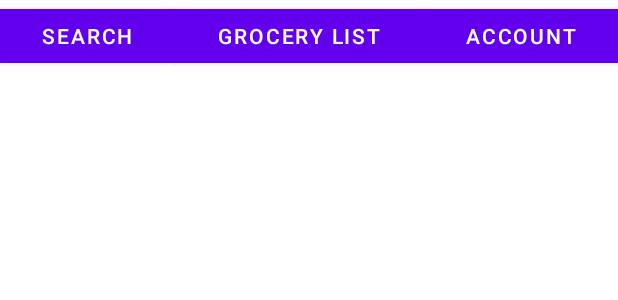
After one commit to BabyKangaroo117/Frugl-APP, an Android app: the layout activity_homepage.xml on its own in the app's theme, with its tools: preview values and no code run, on a phone screen of 412 x 824 dp. The commit adds this screen. Shown: the top 300 px of the screen. Run offline under Robolectric (Android 15) with nearby library versions, the phone set to English and light mode, and no system bars.

Commit message:
Created SearchItem.kt, CreateUser.kt, UserAccount.kt and created Homepage.kt to navigate the app.

```diff
--- a/app/src/main/java/com/example/frugl_app/Login.kt
+++ b/app/src/main/java/com/example/frugl_app/Login.kt
@@ -24,7 +24,7 @@ class Login : AppCompatActivity() {
         val button: Button = findViewById(R.id.button)
         button.setOnClickListener {
             if (username.text.toString() == "username" && password.text.toString() == "password"){
-                val intent: Intent = Intent(this, CreateList::class.java)
+                val intent: Intent = Intent(this, Homepage::class.java)
                 startActivity(intent)
             }
             else Toast.makeText(this, "Wrong Password", Toast.LENGTH_LONG).show()
--- /dev/null
+++ b/app/src/main/res/layout/activity_homepage.xml
@@ -0,0 +1,43 @@
+<?xml version="1.0" encoding="utf-8"?>
+<android.widget.RelativeLayout xmlns:android="http://schemas.android.com/apk/res/android"
+    xmlns:app="http://schemas.android.com/apk/res-auto"
+    xmlns:tools="http://schemas.android.com/tools"
+    android:layout_width="match_parent"
+    android:layout_height="match_parent"
+    tools:layout_editor_absoluteY="25dp" >
+
+    <LinearLayout
+        android:layout_width="match_parent"
+        android:layout_height="wrap_content"
+        android:gravity="center_horizontal">
+
+
+        <Button
+            android:id="@+id/searchNav"
+            android:layout_width="wrap_content"
+            android:layout_height="wrap_content"
+            android:layout_weight="3.3"
+            android:text="Search"
+            android:textAllCaps="true"
+            app:cornerRadius="0dp" />
+
+        <Button
+            android:id="@+id/GroceryListNav"
+            android:layout_width="wrap_content"
+            android:layout_height="wrap_content"
+            android:layout_weight="3.3"
+            android:text="Grocery List"
+            android:textAllCaps="true"
+            app:cornerRadius="0dp" />
+
+        <Button
+            android:id="@+id/accountNav"
+            android:layout_width="wrap_content"
+            android:layout_height="wrap_content"
+            android:layout_weight="3.3"
+            android:text="Account"
+            android:textAllCaps="true"
+            app:cornerRadius="0dp" />
+    </LinearLayout>
+
+</android.widget.RelativeLayout>
```
Also changed, not shown: app/src/main/AndroidManifest.xml (+12 -0 lines), app/src/main/java/com/example/frugl_app/CreateUser.kt (added, +11 -0 lines), app/src/main/java/com/example/frugl_app/Homepage.kt (added, +38 -0 lines), app/src/main/java/com/example/frugl_app/SearchItem.kt (added, +11 -0 lines), app/src/main/java/com/example/frugl_app/SignUp.kt (+24 -0 lines), app/src/main/java/com/example/frugl_app/UserAccount.kt (added, +11 -0 lines), app/src/main/res/layout/activity_create_user.xml (added, +9 -0 lines), app/src/main/res/layout/activity_search_item.xml (added, +9 -0 lines), app/src/main/res/layout/activity_sign_up.xml (+28 -10 lines), app/src/main/res/layout/activity_user_account.xml (added, +9 -0 lines).
